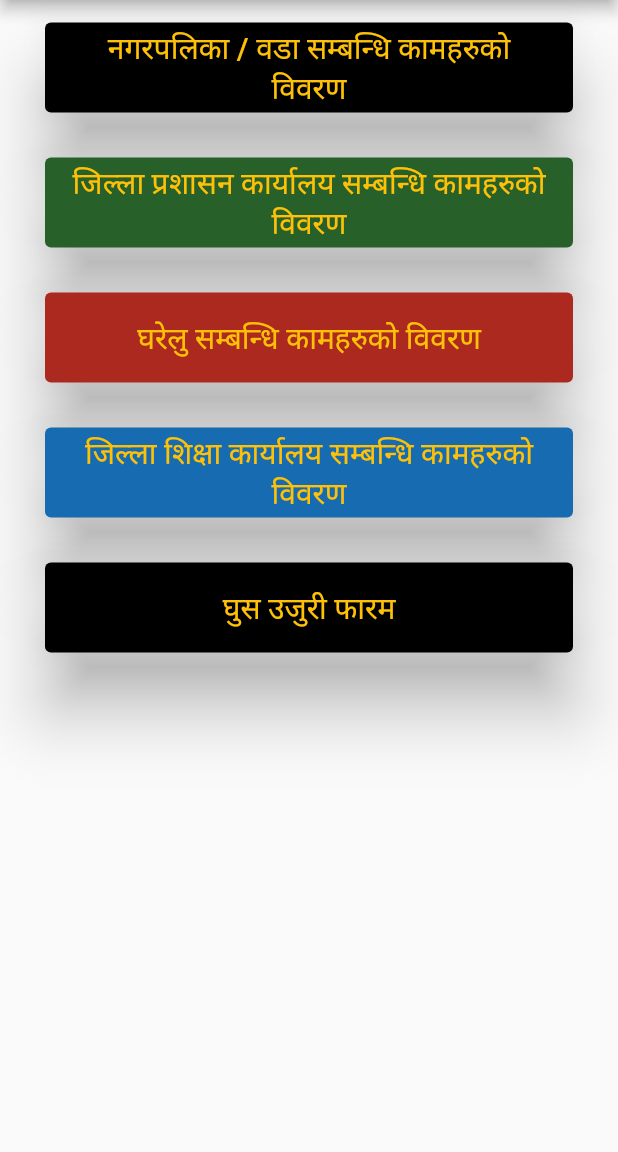
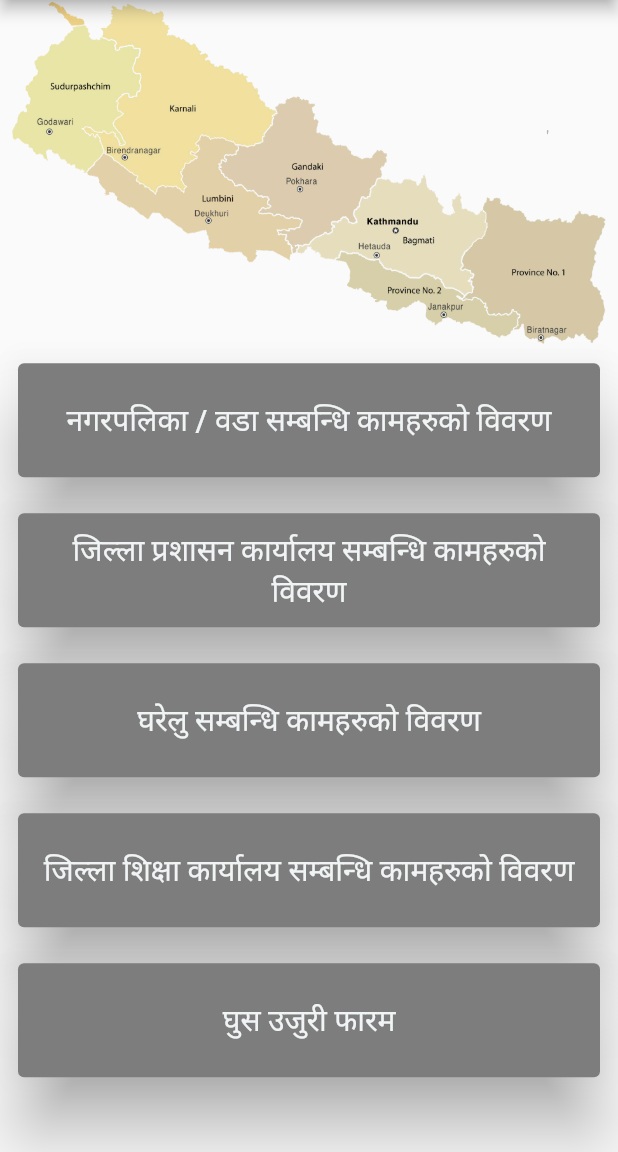
Before and after one commit to binitkc220/Anti-Corruption_App-Flutter, a Flutter app: the screen it shows after launch, on a phone screen of 412 x 824 dp, the part 84-1236 px from its top. Run offline on Flutter 3.47's test engine with Material 2 defaults, Android fonts, the phone set to English and light mode, and no system bars; our stand-ins replace accordion, dio, file_picker, flutter_screenutil, get; missing offline and left inert: splash_screen_view.

Commit message:
Many Changes Made

```diff
--- a/lib/Screens/Home_Screen.dart
+++ b/lib/Screens/Home_Screen.dart
@@ -24,7 +24,6 @@ class MyApp extends StatelessWidget {
   }
 }
 
-
 class HomePage extends StatefulWidget {
   const HomePage({Key? key}) : super(key: key);
 
@@ -33,6 +32,20 @@ class HomePage extends StatefulWidget {
 }
 
 class _HomePageState extends State<HomePage> {
+  List textList = [
+    'नगरपलिका / वडा सम्बन्धि कामहरुको विवरण',
+    'जिल्ला प्रशासन कार्यालय सम्बन्धि कामहरुको विवरण',
+    'घरेलु सम्बन्धि कामहरुको विवरण',
+    'जिल्ला शिक्षा कार्यालय सम्बन्धि कामहरुको विवरण',
+    'घुस उजुरी फारम'
+  ];
+  List navigateOptionList = [
+    NagarpalikaOdaBibaran(),
+    JiPraKaBibaran(),
+    Text('Coming soon'),
+    Text('comsdf'),
+    DataForm()
+  ];
   @override
   Widget build(BuildContext context) {
     width = MediaQuery.of(context).size.width;
@@ -52,153 +65,47 @@ class _HomePageState extends State<HomePage> {
           ],
         ),
         body: SingleChildScrollView(
-        child: Column(children: [
-          option1(context),
-          option2(context),
-          option3(),
-          option4(),
-          form(context),
-        ]),
+          child: Column(
+            children: [
+              Image(image: AssetImage('assets/images/political_map_of_nepal.png')),
+              ListView.builder(
+                shrinkWrap: true,
+                physics: NeverScrollableScrollPhysics(),
+                  itemCount: textList.length,
+                  itemBuilder: (BuildContext context, int index) {
+                    return optionCard(
+                        context, textList[index], navigateOptionList[index]);
+                  }),
+            ],
           ),
-    );
+        ));
   }
 }
 
-Widget option1(context) {
+Widget optionCard(BuildContext context, String text, Widget navigateTo) {
   return Container(
-    padding: const EdgeInsets.symmetric(horizontal: 30.0, vertical: 15.0),
-    child: SizedBox(
-      width: width,
-      height: 60.0,
+    padding: EdgeInsets.all(12),
+    height: 100,
     child: ElevatedButton(
+        child: Text(
+          text,
+          style: const TextStyle(
+            fontSize: 20,
+          ),
+          textAlign: TextAlign.center,
+        ),
         style: ElevatedButton.styleFrom(
-          primary: Colors.black,
-          onPrimary: Colors.amber,
+          primary: Color.fromARGB(255, 125, 125, 125),
+          onPrimary: Color.fromARGB(255, 241, 244, 245),
           shadowColor: Colors.grey,
           elevation: 20,
         ),
         onPressed: () {
           Navigator.push(
             context,
-    MaterialPageRoute(builder: (context) => const NagarpalikaOdaBibaran()),
+            MaterialPageRoute(builder: (context) => navigateTo),
           );
-        },
-        child: const Text("नगरपलिका / वडा सम्बन्धि कामहरुको विवरण",
-            style: TextStyle(
-              fontSize: 20,
-            ),
-            textAlign: TextAlign.center,
-            ),
-      ),
-    ),
-  );
-}
-
-Widget option2(context) {
-  return Container(
-    padding: const EdgeInsets.symmetric(horizontal: 30.0, vertical: 15.0),
-    child: SizedBox(
-      width: width,
-      height: 60.0,
-      child: ElevatedButton(
-        style: ElevatedButton.styleFrom(
-          primary: Color.fromARGB(255, 39, 97, 41),
-          onPrimary: Colors.amber,
-          shadowColor: Colors.grey,
-          elevation: 20,
-        ),
-        onPressed: () {
-          Navigator.push(
-    context,
-    MaterialPageRoute(builder: (context) => const JiPraKaBibaran()),
-  );
-        },
-        child: const Text(
-          "जिल्ला प्रशासन कार्यालय सम्बन्धि कामहरुको विवरण",
-          style: TextStyle(
-            fontSize: 20,
-          ),
-          textAlign: TextAlign.center,
-        ),
-      ),
-    ),
-  );
-}
-
-Widget option3() {
-  return Container(
-    padding: const EdgeInsets.symmetric(horizontal: 30.0, vertical: 15.0),
-    child: SizedBox(
-      width: width,
-      height: 60.0,
-      child: ElevatedButton(
-        style: ElevatedButton.styleFrom(
-          primary: Color.fromARGB(255, 171, 41, 31),
-          onPrimary: Colors.amber,
-          shadowColor: Colors.grey,
-          elevation: 20,
-        ),
-        onPressed: () {},
-        child: const Text("घरेलु सम्बन्धि कामहरुको विवरण",
-            style: TextStyle(
-              fontSize: 20,
-            )),
-      ),
-    ),
-  );
-}
-
-Widget option4() {
-  return Container(
-    padding: const EdgeInsets.symmetric(horizontal: 30.0, vertical: 15.0),
-    child: SizedBox(
-      width: width,
-      height: 60.0,
-      child: ElevatedButton(
-        style: ElevatedButton.styleFrom(
-          primary: Color.fromARGB(255, 23, 107, 176),
-          onPrimary: Colors.amber,
-          shadowColor: Colors.grey,
-          elevation: 20,
-        ),
-        onPressed: () {},
-        child: const Text(
-          "जिल्ला शिक्षा कार्यालय सम्बन्धि कामहरुको विवरण",
-          style: TextStyle(
-            fontSize: 20,
-          ),
-          textAlign: TextAlign.center,
-        ),
-      ),
-    ),
-  );
-}
-
-Widget form(context) {
-  return Container(
-    padding: const EdgeInsets.symmetric(horizontal: 30.0, vertical: 15.0),
-    child: SizedBox(
-      width: width,
-      height: 60.0,
-      child: ElevatedButton(
-        style: ElevatedButton.styleFrom(
-          primary: Colors.black,
-          onPrimary: Colors.amber,
-          shadowColor: Colors.grey,
-          elevation: 20,
-        ),
-        onPressed: () {
-          Navigator.push(
-            context,
-            MaterialPageRoute(builder: (context) => const DataStoreForm()),
-          );
-        },
-        child: const Text("घुस उजुरी फारम",
-            style: TextStyle(
-              fontSize: 20,
-            )),
-      ),
-    ),
+        }),
   );
 }
 
--- a/lib/Screens/JiPraKa_Screen.dart
+++ b/lib/Screens/JiPraKa_Screen.dart
@@ -28,10 +28,7 @@ class JiPraKaBibaran extends StatelessWidget {
       fontWeight: FontWeight.bold,
     );
 
-    return MaterialApp(
-      debugShowCheckedModeBanner: false,
-      title: 'Jilla Prasasan Karyalaya Bibaran',
-      home: Scaffold(
+    return Scaffold(
         backgroundColor: Color.fromARGB(255, 197, 195, 195),
         appBar: AppBar(
           title: const Text('जिल्ला प्रशासन कार्यालय सम्बन्धि कामहरुको विवरण'),
@@ -457,7 +454,6 @@ class JiPraKaBibaran extends StatelessWidget {
             ),
           ],
         ),
-      ),
     );
   }
 }
--- a/pubspec.yaml
+++ b/pubspec.yaml
@@ -41,7 +41,6 @@ dependencies:
   flutter_screenutil: ^5.4.0
   button_animations: ^1.0.1+2
   accordion: ^2.2.3
-  get: ^4.6.1
 
 dev_dependencies:
   flutter_test:
```
Also changed, not shown: lib/Screens/Form_Screen.dart (+13 -8 lines), lib/Screens/NagarpalikaOda_Screen.dart (+2 -7 lines), assets/images/political_map_of_nepal.png (added), assets/images/political_map_of_nepal1.jpg (added), pubspec.lock. Lines whose indentation alone changed are shown as unchanged.
